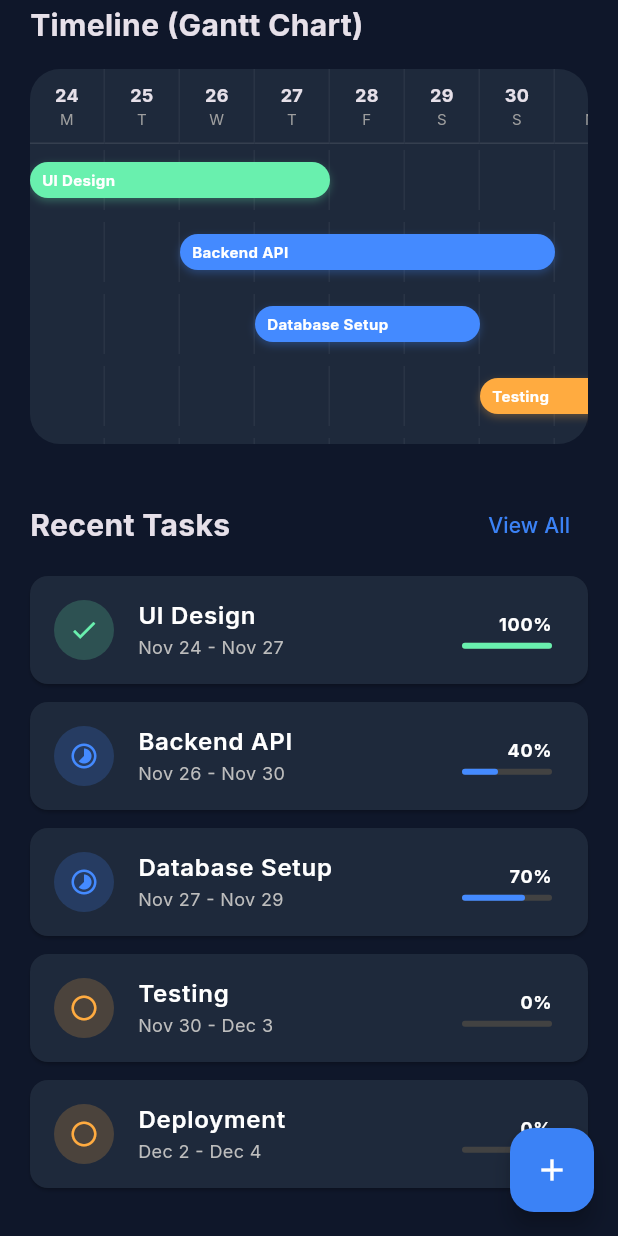
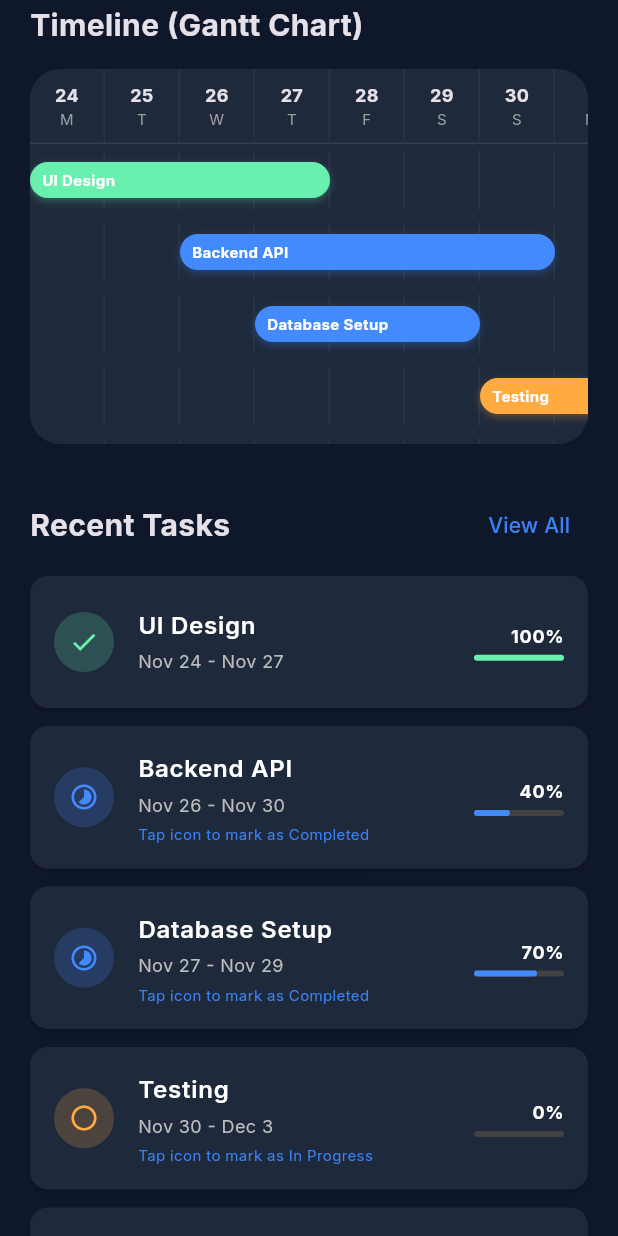
Before and after one commit to could-ai/019abab0-62e9-723a-b46f-408680f05566, a Flutter app: the screen it shows after launch, scrolled down 440 dp, on a phone screen of 412 x 824 dp. Run offline on Flutter 3.47's test engine with Material 3 defaults, Android fonts, the phone set to English and light mode, and no system bars; our stand-ins replace fl_chart, google_fonts.

Commit message:
Removed the horizontal calendar strip (date of months dashboard) as requested.; 1. Removed the FloatingActionButton and added a prominent 'Add New Task' dashboard card. 2. Implemented `_advanceTaskStatus` logic to toggle task status from TODO -> IN PROGRESS -> COMPLETED. 3. Updated the task list UI to make the leading icon tappable for status changes, with a helper text indicating the next action.

```diff
--- a/usr/lib/screens/dashboard_screen.dart
+++ b/usr/lib/screens/dashboard_screen.dart
@@ -61,6 +61,34 @@ class _DashboardScreenState extends State<DashboardScreen> {
   void _addTask(Task task) {
     setState(() {
       tasks.add(task);
+    });
+  }
+
+  void _advanceTaskStatus(Task task) {
+    setState(() {
+      int index = tasks.indexWhere((t) => t.id == task.id);
+      if (index != -1) {
+        Task currentTask = tasks[index];
+        TaskStatus newStatus = currentTask.status;
+        double newProgress = currentTask.progress;
+
+        if (currentTask.status == TaskStatus.todo) {
+          newStatus = TaskStatus.inProgress;
+          newProgress = 0.5; // Set to 50% when moving to in progress
+        } else if (currentTask.status == TaskStatus.inProgress) {
+          newStatus = TaskStatus.completed;
+          newProgress = 1.0; // Set to 100% when completed
+        }
+
+        tasks[index] = Task(
+          id: currentTask.id,
+          title: currentTask.title,
+          status: newStatus,
+          startDate: currentTask.startDate,
+          endDate: currentTask.endDate,
+          progress: newProgress,
+        );
+      }
     });
   }
 
@@ -179,8 +207,52 @@ class _DashboardScreenState extends State<DashboardScreen> {
               child: Column(
                 crossAxisAlignment: CrossAxisAlignment.start,
                 children: [
-                  // Header with Time and Calendar
+                  // Header with Time
                   const HeaderWidget(),
+                  const SizedBox(height: 30),
+
+                  // Add New Task Button (Dashboard Item)
+                  InkWell(
+                    onTap: _showAddTaskDialog,
+                    borderRadius: BorderRadius.circular(20),
+                    child: Container(
+                      width: double.infinity,
+                      padding: const EdgeInsets.all(20),
+                      decoration: BoxDecoration(
+                        gradient: LinearGradient(
+                          colors: [
+                            Theme.of(context).primaryColor,
+                            Theme.of(context).primaryColor.withOpacity(0.8),
+                          ],
+                          begin: Alignment.topLeft,
+                          end: Alignment.bottomRight,
+                        ),
+                        borderRadius: BorderRadius.circular(20),
+                        boxShadow: [
+                          BoxShadow(
+                            color: Theme.of(context).primaryColor.withOpacity(0.3),
+                            blurRadius: 10,
+                            offset: const Offset(0, 5),
+                          ),
+                        ],
+                      ),
+                      child: const Row(
+                        mainAxisAlignment: MainAxisAlignment.center,
+                        children: [
+                          Icon(Icons.add_circle_outline, color: Colors.white, size: 30),
+                          SizedBox(width: 12),
+                          Text(
+                            "Add New Task",
+                            style: TextStyle(
+                              color: Colors.white,
+                              fontSize: 18,
+                              fontWeight: FontWeight.bold,
+                            ),
+                          ),
+                        ],
+                      ),
+                    ),
+                  ),
                   const SizedBox(height: 30),
 
                   // Analytics Section
@@ -224,11 +296,6 @@ class _DashboardScreenState extends State<DashboardScreen> {
           ),
         ),
       ),
-      floatingActionButton: FloatingActionButton(
-        onPressed: _showAddTaskDialog,
-        backgroundColor: Theme.of(context).primaryColor,
-        child: const Icon(Icons.add, color: Colors.white),
-      ),
     );
   }
 
@@ -244,7 +311,11 @@ class _DashboardScreenState extends State<DashboardScreen> {
           color: Theme.of(context).colorScheme.surface,
           shape: RoundedRectangleBorder(borderRadius: BorderRadius.circular(12)),
           child: ListTile(
-            leading: CircleAvatar(
+            contentPadding: const EdgeInsets.symmetric(horizontal: 16, vertical: 8),
+            leading: InkWell(
+              onTap: () => _advanceTaskStatus(task),
+              borderRadius: BorderRadius.circular(30),
+              child: CircleAvatar(
                 backgroundColor: _getStatusColor(task.status).withOpacity(0.2),
                 child: Icon(
                   _getStatusIcon(task.status),
@@ -252,10 +323,25 @@ class _DashboardScreenState extends State<DashboardScreen> {
                   size: 20,
                 ),
               ),
+            ),
             title: Text(task.title, style: const TextStyle(fontWeight: FontWeight.w600)),
-            subtitle: Text(
+            subtitle: Column(
+              crossAxisAlignment: CrossAxisAlignment.start,
+              children: [
+                const SizedBox(height: 4),
+                Text(
                   "${DateFormat('MMM d').format(task.startDate)} - ${DateFormat('MMM d').format(task.endDate)}",
                   style: TextStyle(color: Colors.grey[400], fontSize: 12),
+                ),
+                if (task.status != TaskStatus.completed)
+                  Padding(
+                    padding: const EdgeInsets.only(top: 4.0),
+                    child: Text(
+                      "Tap icon to mark as ${_getNextStatusText(task.status)}",
+                      style: TextStyle(color: Theme.of(context).primaryColor, fontSize: 10),
+                    ),
+                  ),
+              ],
             ),
             trailing: SizedBox(
               width: 60,
@@ -284,6 +370,14 @@ class _DashboardScreenState extends State<DashboardScreen> {
     );
   }
 
+  String _getNextStatusText(TaskStatus status) {
+    switch (status) {
+      case TaskStatus.todo: return "In Progress";
+      case TaskStatus.inProgress: return "Completed";
+      case TaskStatus.completed: return "Done";
+    }
+  }
+
   Color _getStatusColor(TaskStatus status) {
     switch (status) {
       case TaskStatus.completed: return Colors.greenAccent;
```
Also changed, not shown: usr/lib/widgets/header_widget.dart (+2 -48 lines). Lines whose indentation alone changed are shown as unchanged.
